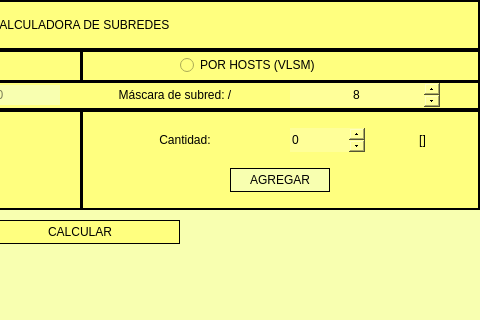
Before: the Qt Designer form mainwindow.ui in DavidAvalos14/CalculadoraSubredes, drawn with Qt 5; both pictures show x 320 to 800 and y 0 to 320 of the 800 by 680 pixel window.
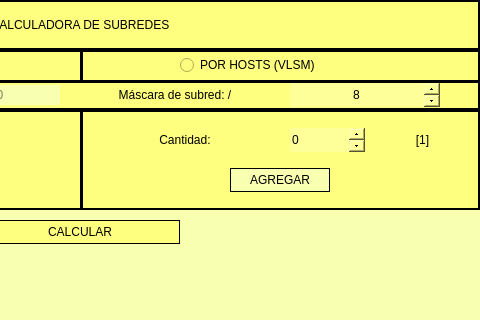
After: the same form once the commit is applied.

```diff
--- a/mainwindow.ui
+++ b/mainwindow.ui
@@ -405,7 +405,7 @@
 color: rgb(0, 0, 0);</string>
      </property>
      <property name="text">
-      <string>[]</string>
+      <string>[1]</string>
      </property>
      <property name="alignment">
       <set>Qt::AlignmentFlag::AlignCenter</set>
```
Left out of the diff: 4 changed lines with no effect on the pictures.
